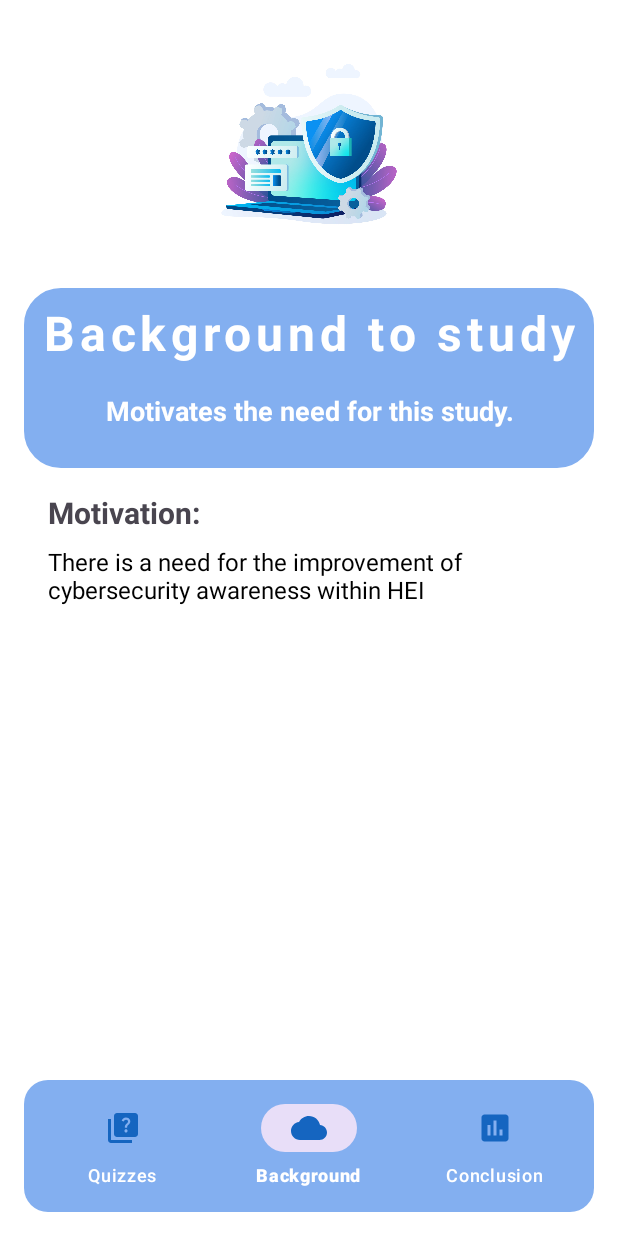
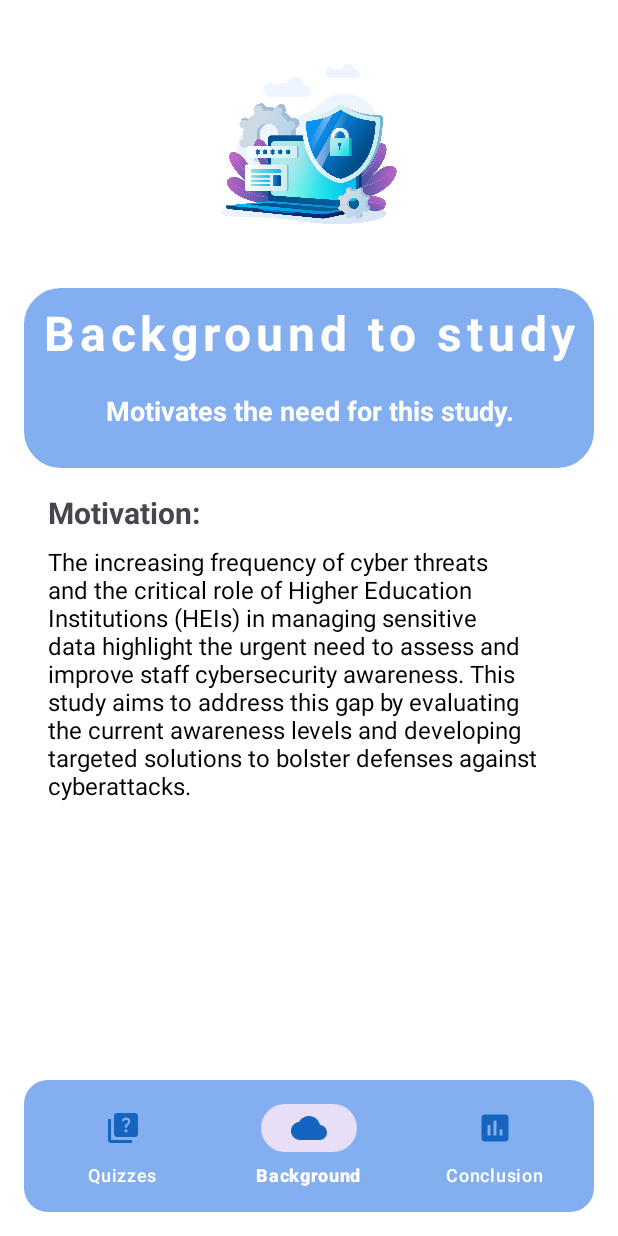
Before and after one commit to XoXoTheFrozenFox/HonoursProjectKotlin, an Android app: the screen it shows after launch (Form2), item 2 of the bottom bar chosen, on a phone screen of 412 x 824 dp. Run offline under Robolectric (Android 15) with nearby library versions, the phone set to English and light mode, and no system bars; our stand-ins replace Firebase (no records; nobody signed in at launch, a user with empty details on screens opened directly).

```diff
--- a/app/src/main/java/np/com/bimalkafle/quizonline/MainActivity.kt
+++ b/app/src/main/java/np/com/bimalkafle/quizonline/MainActivity.kt
@@ -20,16 +20,76 @@ class MainActivity : AppCompatActivity() {
 
     override fun onCreate(savedInstanceState: Bundle?) {
         super.onCreate(savedInstanceState)
+
+        // Disable night mode
         AppCompatDelegate.setDefaultNightMode(AppCompatDelegate.MODE_NIGHT_NO)
+
+        // Set up view binding
         binding = ActivityMainBinding.inflate(layoutInflater)
         setContentView(binding.root)
 
+        // Initialize quiz model list and set up RecyclerView
         quizModelList = mutableListOf()
         setupRecyclerView()
+
+        // Fetch data from Firebase
         getDataFromFirebase()
+
+        // Set up bottom navigation view
         setupBottomNavigationView()
 
-        // Register OnBackPressedDispatcher callback to handle back press
+        // Handle back press to minimize the app
+        handleBackPress()
+    }
+
+    // Set up the RecyclerView with an adapter and layout manager
+    private fun setupRecyclerView() {
+        adapter = QuizListAdapter(quizModelList)
+        binding.recyclerView.layoutManager = LinearLayoutManager(this)
+        binding.recyclerView.adapter = adapter
+    }
+
+    // Fetch data from Firebase and populate the RecyclerView
+    private fun getDataFromFirebase() {
+        FirebaseDatabase.getInstance().reference
+            .get()
+            .addOnSuccessListener { dataSnapshot ->
+                if (dataSnapshot.exists()) {
+                    for (snapshot in dataSnapshot.children) {
+                        val quizModel = snapshot.getValue(QuizModel::class.java)
+                        quizModel?.let { quizModelList.add(it) }
+                    }
+                    adapter.notifyDataSetChanged() // Notify adapter about data changes
+                }
+            }
+    }
+
+    // Set up the bottom navigation view and handle item selection
+    private fun setupBottomNavigationView() {
+        binding.bottomNav.setOnItemSelectedListener { item ->
+            when (item.itemId) {
+                R.id.nav_a -> true // Current activity, do nothing
+                R.id.nav_b -> {
+                    launchFormActivity(Form2::class.java)
+                    true
+                }
+                R.id.nav_c -> {
+                    launchFormActivity(Form3::class.java)
+                    true
+                }
+                else -> false
+            }
+        }
+    }
+
+    // Launch a new activity
+    private fun launchFormActivity(activityClass: Class<*>) {
+        val intent = Intent(this, activityClass)
+        startActivity(intent)
+    }
+
+    // Handle back press to minimize the app
+    private fun handleBackPress() {
         onBackPressedDispatcher.addCallback(this, object : OnBackPressedCallback(true) {
             override fun handleOnBackPressed() {
                 val currentTime = SystemClock.elapsedRealtime()
@@ -39,63 +99,10 @@ class MainActivity : AppCompatActivity() {
                 } else {
                     // Update the back pressed time and optionally show a Toast message
                     backPressedTime = currentTime
-                    // Optionally, show a Toast message to indicate double press
+                    // Uncomment to show a Toast message
                     // Toast.makeText(this@MainActivity, "Press back again to minimize", Toast.LENGTH_SHORT).show()
                 }
             }
         })
     }
-
-    private fun setupRecyclerView() {
-        adapter = QuizListAdapter(quizModelList)
-        binding.recyclerView.layoutManager = LinearLayoutManager(this)
-        binding.recyclerView.adapter = adapter
-    }
-
-    private fun getDataFromFirebase() {
-        FirebaseDatabase.getInstance().reference
-            .get()
-            .addOnSuccessListener { dataSnapshot ->
-                if (dataSnapshot.exists()) {
-                    for (snapshot in dataSnapshot.children) {
-                        val quizModel = snapshot.getValue(QuizModel::class.java)
-                        if (quizModel != null) {
-                            quizModelList.add(quizModel)
-                        }
-                    }
-                    adapter.notifyDataSetChanged() // Notify adapter about data changes
-                }
-            }
-    }
-
-    private fun setupBottomNavigationView() {
-        val bottomNavigationView: BottomNavigationView = binding.bottomNav
-        bottomNavigationView.setOnNavigationItemSelectedListener { item ->
-            when (item.itemId) {
-                R.id.nav_a -> {
-                    // Do nothing since this is the current activity
-                    true
-                }
-                R.id.nav_b -> {
-                    launchForm2()
-                    true
-                }
-                R.id.nav_c -> {
-                    launchForm3()
-                    true
-                }
-                else -> false
-            }
-        }
-    }
-
-    private fun launchForm2() {
-        val intent = Intent(this, Form2::class.java)
-        startActivity(intent)
-    }
-
-    private fun launchForm3() {
-        val intent = Intent(this, Form3::class.java)
-        startActivity(intent)
-    }
 }
--- a/app/src/main/java/np/com/bimalkafle/quizonline/QuizActivity.kt
+++ b/app/src/main/java/np/com/bimalkafle/quizonline/QuizActivity.kt
@@ -83,6 +83,8 @@ class QuizActivity : AppCompatActivity(), View.OnClickListener {
             feedbackTextview.text = "" // Clear feedback on new question
         }
 
+        // Reset selected answer and button colors
+        selectedAnswer = ""
         isAnswerLocked = false
         resetButtonColors()
     }
@@ -111,9 +113,10 @@ class QuizActivity : AppCompatActivity(), View.OnClickListener {
             highlightCorrectAnswer()
         }
 
+        // Proceed to the next question and reset selection
         isAnswerLocked = true
         currentQuestionIndex++
-        loadQuestions()
+        loadQuestions()  // This will reset everything for the next question
     }
 
     private fun handleOptionClick(view: View) {
--- a/app/src/main/res/layout/form2.xml
+++ b/app/src/main/res/layout/form2.xml
@@ -63,7 +63,7 @@
         android:layout_marginStart="16dp"
         android:layout_marginEnd="16dp"
         android:layout_marginTop="8dp"
-        android:text="There is a need for the improvement of cybersecurity awareness within HEI"
+        android:text="The increasing frequency of cyber threats and the critical role of Higher Education Institutions (HEIs) in managing sensitive data highlight the urgent need to assess and improve staff cybersecurity awareness. This study aims to address this gap by evaluating the current awareness levels and developing targeted solutions to bolster defenses against cyberattacks."
         android:textSize="16sp"
         android:textColor="@color/black" />
 
--- a/app/src/main/res/layout/form3.xml
+++ b/app/src/main/res/layout/form3.xml
@@ -75,7 +75,7 @@
                 android:layout_marginStart="16dp"
                 android:layout_marginEnd="16dp"
                 android:layout_marginTop="8dp"
-                android:text="There is a need for the improvement of cybersecurity awareness within HEI"
+                android:text="By assessing cybersecurity awareness and implementing a tailored application, this project seeks to enhance staff vigilance and resilience against cyber threats, ultimately contributing to a safer and more secure environment within HEIs."
                 android:textSize="16sp"
                 android:textColor="@color/black" />
         </LinearLayout>
--- a/app/src/main/res/values/colors.xml
+++ b/app/src/main/res/values/colors.xml
@@ -7,4 +7,5 @@
     <color name="blue">#83aff0</color>
     <color name="green">#00FF00</color>
     <color name="red">#FF0000</color>
+    <color name="splash_screen_background">#FFFBFE</color>
 </resources>
```
Also changed, not shown: app/src/main/AndroidManifest.xml (+8 -1 lines), app/src/main/java/np/com/bimalkafle/quizonline/SplashActivity.kt (added, +22 -0 lines).
